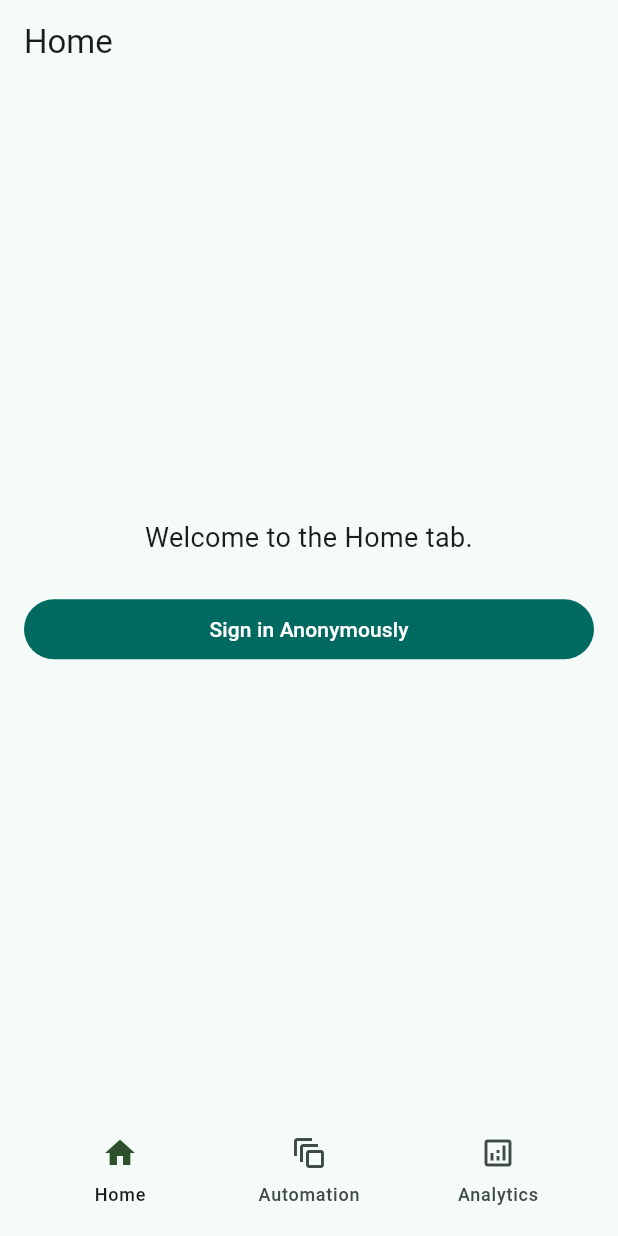
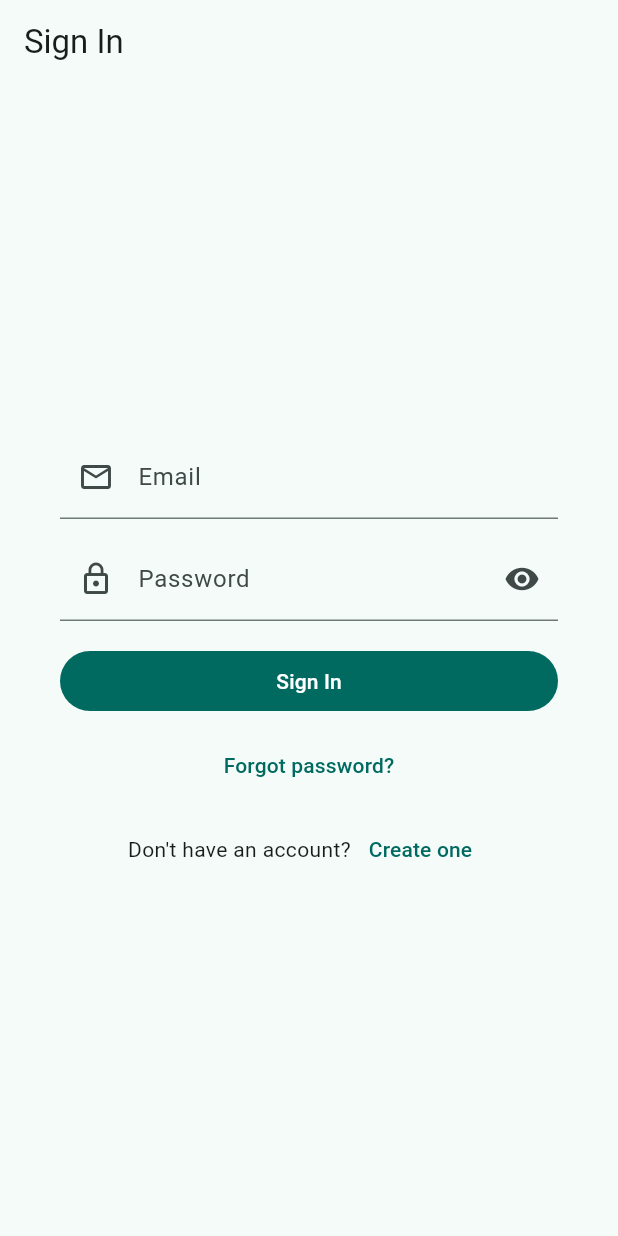
Before and after one commit to loydicakes/nice_rice, a Flutter app: the screen it shows after launch, on a phone screen of 412 x 824 dp. Run offline on Flutter 3.47's test engine with Material 3 defaults, Android fonts, the phone set to English and light mode, and no system bars; our stand-ins replace firebase_auth, firebase_core; accounts and stored records are empty.

Commit message:
Signup/Login

```diff
--- a/lib/main.dart
+++ b/lib/main.dart
@@ -1,14 +1,16 @@
+// lib/main.dart
 import 'package:flutter/material.dart';
 import 'package:firebase_core/firebase_core.dart';
 import 'package:firebase_auth/firebase_auth.dart';
 import 'firebase_options.dart';
 
-// Your pages (match your folders)
+// Your pages
 import 'pages/homepage/home_page.dart';
 import 'pages/automation/automation.dart';
 import 'pages/analytics/analytics.dart';
+import 'pages/login/login.dart'; // <-- add this
 
-import 'dart:ui'; // for ImageFilter
+import 'dart:ui';
 
 Future<void> main() async {
   WidgetsFlutterBinding.ensureInitialized();
@@ -16,7 +18,8 @@
   runApp(const MyApp());
 }
 
-// Keep this available to call from any page (e.g., HomePage button)
+
+// Optional: keep for your existing HomePage button if desired
 Future<void> signInAnon() async {
   final cred = await FirebaseAuth.instance.signInAnonymously();
   debugPrint('Signed in: ${cred.user?.uid}');
@@ -33,7 +36,6 @@
       theme: ThemeData(
         colorScheme: ColorScheme.fromSeed(seedColor: Colors.teal),
         useMaterial3: true,
-        // Slide-only transitions for any future pushes
         pageTransitionsTheme: const PageTransitionsTheme(
           builders: {
             TargetPlatform.android: CupertinoPageTransitionsBuilder(),
@@ -44,7 +46,33 @@
           },
         ),
       ),
-      home: const AppShell(),
+      home: const AuthGate(), // <-- use AuthGate now
+    );
+  }
+}
+
+// SWITCHER between Login and AppShell based on auth state.
+class AuthGate extends StatelessWidget {
+  const AuthGate({super.key});
+
+  @override
+  Widget build(BuildContext context) {
+    return StreamBuilder<User?>(
+      stream: FirebaseAuth.instance.authStateChanges(),
+      builder: (context, snap) {
+        if (snap.connectionState == ConnectionState.waiting) {
+          return const Scaffold(
+            body: Center(child: CircularProgressIndicator()),
+          );
+        }
+        final user = snap.data;
+        if (user == null) {
+          // Signed OUT → show LoginPage
+          return const LoginPage();
+        }
+        // Signed IN → show your tabbed app
+        return const AppShell();
+      },
     );
   }
 }
@@ -80,7 +108,7 @@
     return Scaffold(
       body: PageView(
         controller: _controller,
-        physics: const BouncingScrollPhysics(), // swipe between tabs
+        physics: const BouncingScrollPhysics(),
         onPageChanged: (i) => setState(() => _index = i),
         children: const [HomePage(), AutomationPage(), AnalyticsPage()],
       ),
@@ -92,7 +120,7 @@
             filter: ImageFilter.blur(sigmaX: 15.0, sigmaY: 15.0),
             child: Container(
               decoration: BoxDecoration(
-                color: Colors.white.withOpacity(0.1), // translucent glass
+                color: Colors.white.withOpacity(0.1),
                 borderRadius: BorderRadius.circular(24),
                 border: Border.all(color: Colors.white.withOpacity(0.2)),
               ),
@@ -100,24 +128,18 @@
                 height: 65,
                 backgroundColor: Colors.transparent,
                 elevation: 0,
-                indicatorColor: Colors.transparent, // no background indicator
+                indicatorColor: Colors.transparent,
                 selectedIndex: _index,
                 onDestinationSelected: _onTapTab,
                 destinations: const [
                   NavigationDestination(
                     icon: Icon(Icons.home_outlined),
-                    selectedIcon: Icon(
-                      Icons.home,
-                      color: Color.fromARGB(255, 45, 79, 43),
-                    ),
+                    selectedIcon: Icon(Icons.home, color: Color.fromARGB(255, 45, 79, 43)),
                     label: 'Home',
                   ),
                   NavigationDestination(
                     icon: Icon(Icons.auto_awesome_motion_outlined),
-                    selectedIcon: Icon(
-                      Icons.auto_awesome_motion,
-                      color: Colors.white,
-                    ),
+                    selectedIcon: Icon(Icons.auto_awesome_motion, color: Colors.white),
                     label: 'Automation',
                   ),
                   NavigationDestination(
--- /dev/null
+++ b/lib/pages/login/login.dart
@@ -0,0 +1,235 @@
+// lib/pages/login/login.dart
+import 'package:flutter/material.dart';
+import 'package:firebase_auth/firebase_auth.dart';
+
+class LoginPage extends StatefulWidget {
+  const LoginPage({super.key});
+
+  @override
+  State<LoginPage> createState() => _LoginPageState();
+}
+
+class _LoginPageState extends State<LoginPage> {
+  final _formKey = GlobalKey<FormState>();
+  final _email = TextEditingController();
+  final _password = TextEditingController();
+
+  bool _isLoginMode = true; // false = Create Account
+  bool _obscure = true;
+  bool _loading = false;
+  String? _errorText;
+
+  @override
+  void dispose() {
+    _email.dispose();
+    _password.dispose();
+    super.dispose();
+  }
+
+  Future<void> _submit() async {
+    if (!_formKey.currentState!.validate()) return;
+
+    setState(() {
+      _loading = true;
+      _errorText = null;
+    });
+
+    try {
+      final auth = FirebaseAuth.instance;
+
+      if (_isLoginMode) {
+        // SIGN IN
+        await auth.signInWithEmailAndPassword(
+          email: _email.text.trim(),
+          password: _password.text,
+        );
+      } else {
+        // CREATE ACCOUNT
+        await auth.createUserWithEmailAndPassword(
+          email: _email.text.trim(),
+          password: _password.text,
+        );
+        // (Optional) Send verification:
+        // await auth.currentUser?.sendEmailVerification();
+      }
+
+      // Success: AuthGate in main.dart will take us to AppShell automatically.
+      if (!mounted) return;
+      ScaffoldMessenger.of(context).showSnackBar(
+        SnackBar(content: Text(_isLoginMode ? 'Signed in!' : 'Account created!')),
+      );
+    } on FirebaseAuthException catch (e) {
+      setState(() {
+        _errorText = _friendlyError(e);
+      });
+    } catch (e) {
+      setState(() {
+        _errorText = 'Something went wrong. Please try again.';
+      });
+    } finally {
+      if (mounted) {
+        setState(() => _loading = false);
+      }
+    }
+  }
+
+  Future<void> _resetPassword() async {
+    final email = _email.text.trim();
+    if (email.isEmpty) {
+      setState(() => _errorText = 'Enter your email to reset your password.');
+      return;
+    }
+    try {
+      await FirebaseAuth.instance.sendPasswordResetEmail(email: email);
+      if (!mounted) return;
+      ScaffoldMessenger.of(context).showSnackBar(
+        const SnackBar(content: Text('Password reset email sent. Check your inbox.')),
+      );
+    } on FirebaseAuthException catch (e) {
+      setState(() => _errorText = _friendlyError(e));
+    }
+  }
+
+  String _friendlyError(FirebaseAuthException e) {
+    switch (e.code) {
+      case 'invalid-email':
+        return 'That email looks invalid.';
+      case 'user-disabled':
+        return 'This user has been disabled.';
+      case 'user-not-found':
+        return 'No account found with that email.';
+      case 'wrong-password':
+        return 'Incorrect password.';
+      case 'email-already-in-use':
+        return 'An account already exists for that email.';
+      case 'weak-password':
+        return 'Please choose a stronger password (at least 6 characters).';
+      case 'too-many-requests':
+        return 'Too many attempts. Please try again later.';
+      default:
+        return 'Auth error: ${e.message ?? e.code}';
+    }
+  }
+
+  @override
+  Widget build(BuildContext context) {
+    final title = _isLoginMode ? 'Sign In' : 'Create Account';
+
+    return Scaffold(
+      appBar: AppBar(title: Text(title)),
+      body: Center(
+        child: ConstrainedBox(
+          constraints: const BoxConstraints(maxWidth: 420),
+          child: Padding(
+            padding: const EdgeInsets.all(16),
+            child: Card(
+              elevation: 0,
+              color: Theme.of(context).colorScheme.surface,
+              child: Padding(
+                padding: const EdgeInsets.all(20),
+                child: Form(
+                  key: _formKey,
+                  child: Column(
+                    mainAxisSize: MainAxisSize.min,
+                    children: [
+                      if (_errorText != null) ...[
+                        Container(
+                          width: double.infinity,
+                          padding: const EdgeInsets.all(12),
+                          decoration: BoxDecoration(
+                            color: Theme.of(context).colorScheme.errorContainer,
+                            borderRadius: BorderRadius.circular(12),
+                          ),
+                          child: Text(
+                            _errorText!,
+                            style: TextStyle(
+                              color: Theme.of(context).colorScheme.onErrorContainer,
+                            ),
+                          ),
+                        ),
+                        const SizedBox(height: 12),
+                      ],
+                      TextFormField(
+                        controller: _email,
+                        autofillHints: const [AutofillHints.email],
+                        keyboardType: TextInputType.emailAddress,
+                        decoration: const InputDecoration(
+                          labelText: 'Email',
+                          prefixIcon: Icon(Icons.email_outlined),
+                        ),
+                        validator: (v) {
+                          if (v == null || v.trim().isEmpty) {
+                            return 'Email is required';
+                          }
+                          final hasAt = v.contains('@');
+                          final hasDot = v.contains('.');
+                          if (!hasAt || !hasDot) return 'Enter a valid email';
+                          return null;
+                        },
+                      ),
+                      const SizedBox(height: 12),
+                      TextFormField(
+                        controller: _password,
+                        autofillHints: const [AutofillHints.password],
+                        obscureText: _obscure,
+                        decoration: InputDecoration(
+                          labelText: 'Password',
+                          prefixIcon: const Icon(Icons.lock_outline),
+                          suffixIcon: IconButton(
+                            onPressed: () => setState(() => _obscure = !_obscure),
+                            icon: Icon(_obscure ? Icons.visibility : Icons.visibility_off),
+                          ),
+                        ),
+                        validator: (v) {
+                          if (v == null || v.isEmpty) {
+                            return 'Password is required';
+                          }
+                          if (v.length < 6) {
+                            return 'Use at least 6 characters';
+                          }
+                          return null;
+                        },
+                      ),
+                      const SizedBox(height: 16),
+                      SizedBox(
+                        width: double.infinity,
+                        child: FilledButton(
+                          onPressed: _loading ? null : _submit,
+                          child: _loading
+                              ? const SizedBox(
+                              height: 20, width: 20, child: CircularProgressIndicator(strokeWidth: 2))
+                              : Text(title),
+                        ),
+                      ),
+                      const SizedBox(height: 8),
+                      TextButton(
+                        onPressed: _loading ? null : _resetPassword,
+                        child: const Text('Forgot password?'),
+                      ),
+                      const SizedBox(height: 8),
+                      Row(
+                        mainAxisAlignment: MainAxisAlignment.center,
+                        children: [
+                          Text(_isLoginMode ? "Don't have an account?" : 'Already have an account?'),
+                          TextButton(
+                            onPressed: _loading
+                                ? null
+                                : () => setState(() {
+                              _isLoginMode = !_isLoginMode;
+                              _errorText = null;
+                            }),
+                            child: Text(_isLoginMode ? 'Create one' : 'Sign in'),
+                          ),
+                        ],
+                      ),
+                    ],
+                  ),
+                ),
+              ),
+            ),
+          ),
+        ),
+      ),
+    );
+  }
+}
```
Also changed, not shown: lib/pages/homepage/home_page.dart (+21 -1 lines), lib/pages/landing/landing_page.dart (added, +39 -0 lines).
